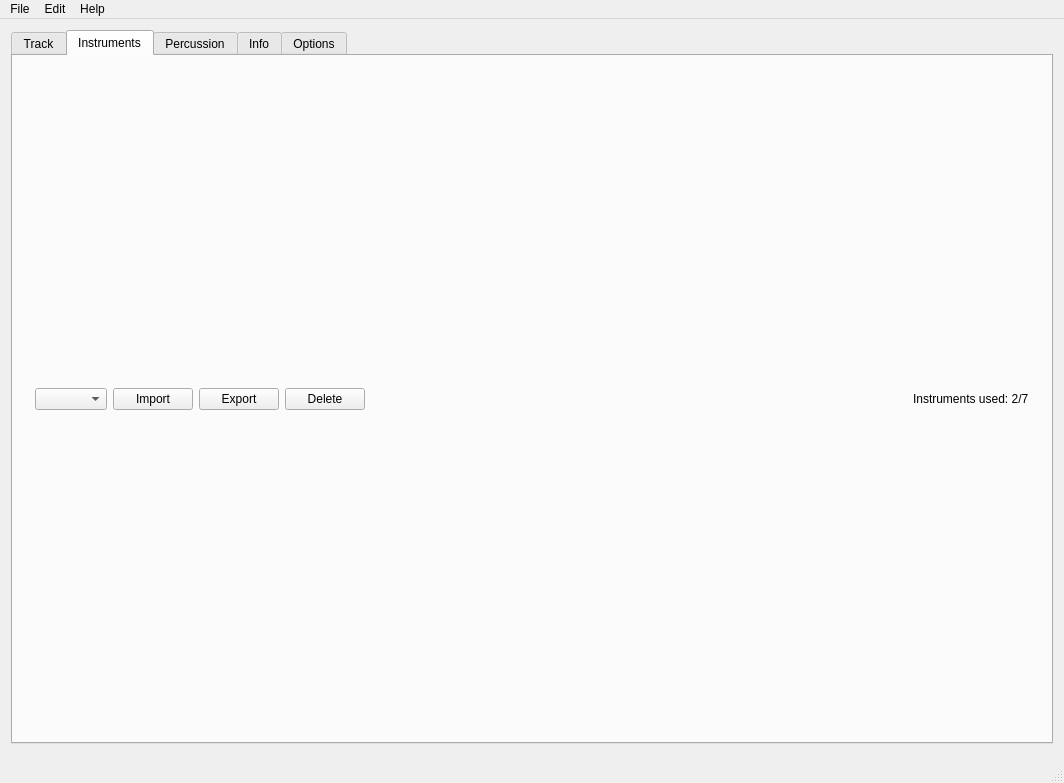
Above: mainwindow.ui from steux/tiatracker before the change. Below: the same form after it.
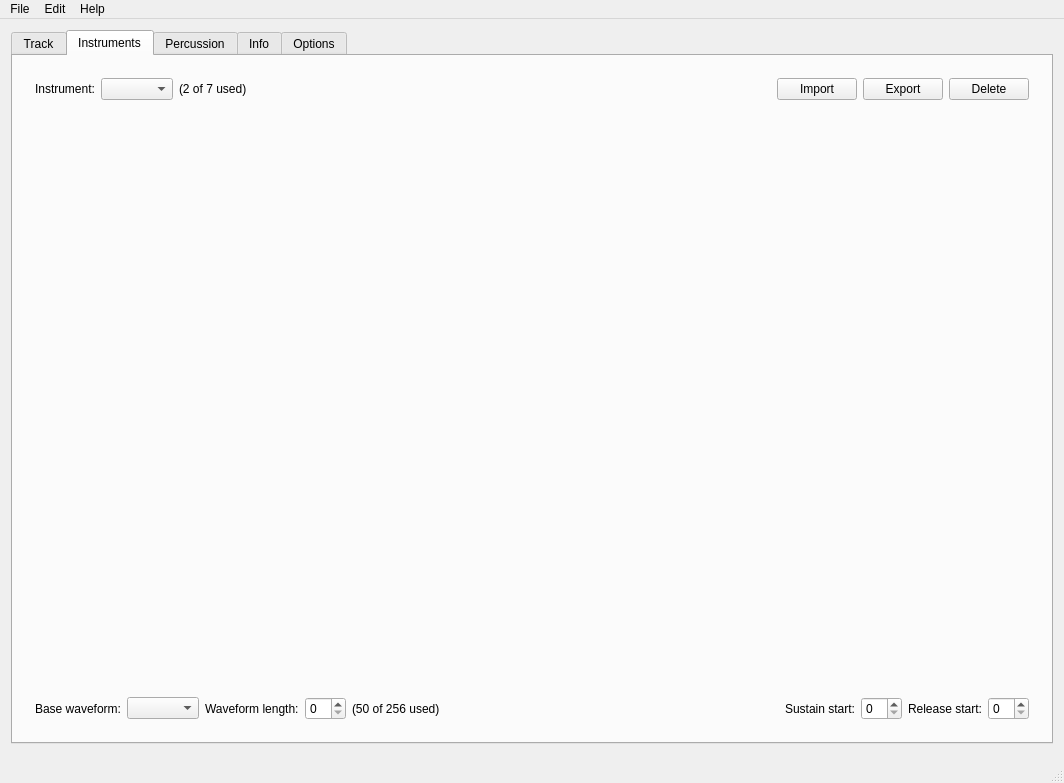
That is the form after the change. Custom widgets are drawn as their Qt base class.

Commit message: waveform parameter gui

Diff of the .ui file:
```diff
--- a/mainwindow.ui
+++ b/mainwindow.ui
@@ -39,9 +39,36 @@
         <item>
          <widget class="QWidget" name="widget" native="true">
           <layout class="QHBoxLayout" name="horizontalLayout">
+           <item>
+            <widget class="QLabel" name="label_2">
+             <property name="text">
+              <string>Instrument:</string>
+             </property>
+            </widget>
+           </item>
            <item>
             <widget class="QComboBox" name="comboBox"/>
            </item>
+           <item>
+            <widget class="QLabel" name="label_4">
+             <property name="text">
+              <string>(2 of 7 used)</string>
+             </property>
+            </widget>
+           </item>
+           <item>
+            <spacer name="horizontalSpacer">
+             <property name="orientation">
+              <enum>Qt::Horizontal</enum>
+             </property>
+             <property name="sizeHint" stdset="0">
+              <size>
+               <width>40</width>
+               <height>20</height>
+              </size>
+             </property>
+            </spacer>
+           </item>
            <item>
             <widget class="QPushButton" name="pushButton">
              <property name="text">
@@ -63,26 +90,85 @@
              </property>
             </widget>
            </item>
+          </layout>
+         </widget>
+        </item>
+        <item>
+         <spacer name="verticalSpacer">
+          <property name="orientation">
+           <enum>Qt::Vertical</enum>
+          </property>
+          <property name="sizeHint" stdset="0">
+           <size>
+            <width>20</width>
+            <height>40</height>
+           </size>
+          </property>
+         </spacer>
+        </item>
+        <item>
+         <widget class="QWidget" name="widget_2" native="true">
+          <layout class="QHBoxLayout" name="horizontalLayout_2">
            <item>
-            <spacer name="horizontalSpacer">
-             <property name="orientation">
-              <enum>Qt::Horizontal</enum>
+            <widget class="QLabel" name="label_3">
+             <property name="text">
+              <string>Base waveform:</string>
              </property>
-             <property name="sizeHint" stdset="0">
-              <size>
-               <width>40</width>
-               <height>20</height>
-              </size>
-             </property>
-            </spacer>
+            </widget>
+           </item>
+           <item>
+            <widget class="QComboBox" name="comboBox_2"/>
            </item>
            <item>
             <widget class="QLabel" name="label">
              <property name="text">
-              <string>Instruments used: 2/7</string>
+              <string>Waveform length:</string>
              </property>
             </widget>
            </item>
+           <item>
+            <widget class="QSpinBox" name="spinBox"/>
+           </item>
+           <item>
+            <widget class="QLabel" name="label_5">
+             <property name="text">
+              <string>(50 of 256 used)</string>
+             </property>
+            </widget>
+           </item>
+           <item>
+            <spacer name="horizontalSpacer_2">
+             <property name="orientation">
+              <enum>Qt::Horizontal</enum>
+             </property>
+             <property name="sizeHint" stdset="0">
+              <size>
+               <width>40</width>
+               <height>20</height>
+              </size>
+             </property>
+            </spacer>
+           </item>
+           <item>
+            <widget class="QLabel" name="label_6">
+             <property name="text">
+              <string>Sustain start:</string>
+             </property>
+            </widget>
+           </item>
+           <item>
+            <widget class="QSpinBox" name="spinBox_2"/>
+           </item>
+           <item>
+            <widget class="QLabel" name="label_7">
+             <property name="text">
+              <string>Release start:</string>
+             </property>
+            </widget>
+           </item>
+           <item>
+            <widget class="QSpinBox" name="spinBox_3"/>
+           </item>
           </layout>
          </widget>
         </item>
```
